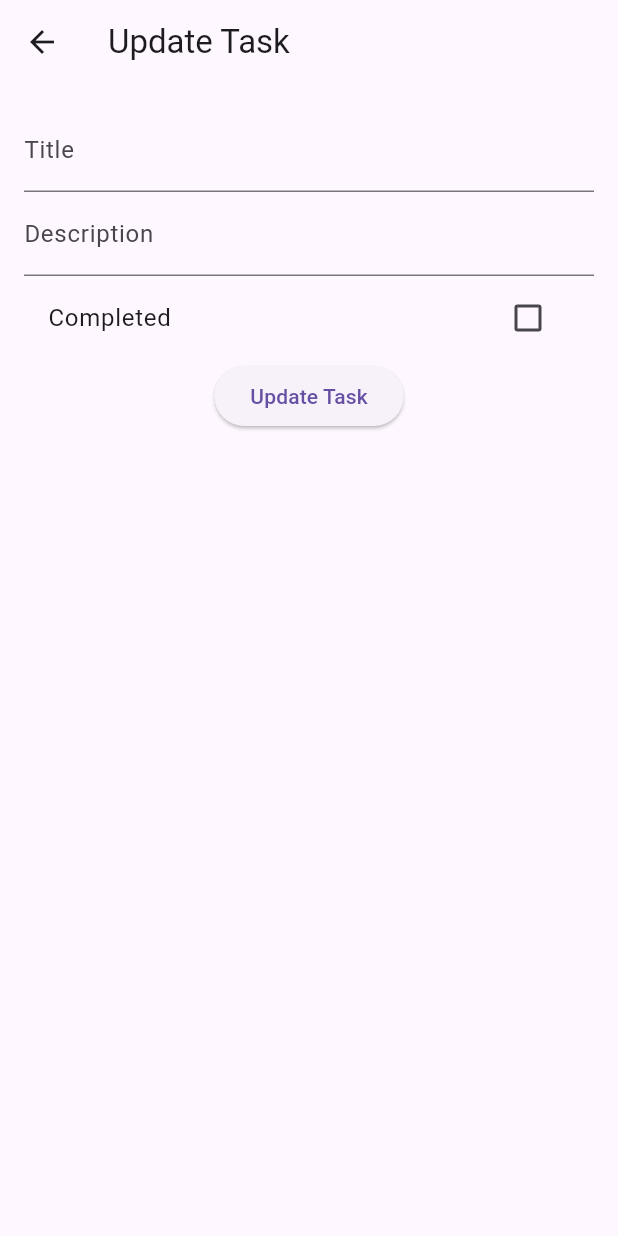
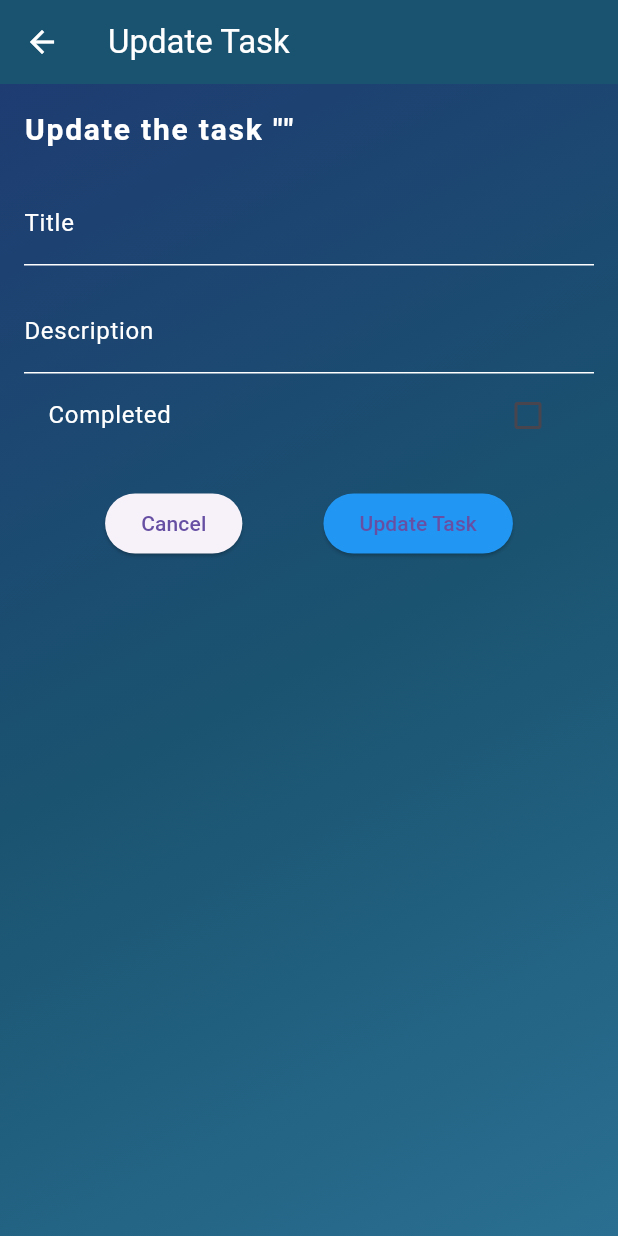
Before and after one commit to Paul-sharon/Flutter-Spring-Integration, a Flutter app: the UpdateTaskScreen screen opened directly with empty values, on a phone screen of 412 x 824 dp. Run offline on Flutter 3.47's test engine with Material 3 defaults, Android fonts, the phone set to English and light mode, and no system bars; network calls fail; Roboto replaces fonts that are missing (Montserrat).

Commit message:
Add & Update Task Gradient color combination Done

```diff
--- a/lib/screens/add_task_screen.dart
+++ b/lib/screens/add_task_screen.dart
@@ -17,8 +17,7 @@ class _AddTaskScreenState extends State<AddTaskScreen> {
   bool isCompleted = false;
 
   void saveTask() {
-    if (titleController.text.isNotEmpty &&
-        descriptionController.text.isNotEmpty) {
+    if (titleController.text.isNotEmpty && descriptionController.text.isNotEmpty) {
       ApiService()
           .addTask(Task(
         title: titleController.text,
@@ -46,9 +45,8 @@ class _AddTaskScreenState extends State<AddTaskScreen> {
             gradient: LinearGradient(
               colors: [
                 Color(0xff008080), // Teal green
-                Color(0xff008080), // Aqua green
+                Color(0xff00998F), // Aqua green
               ],
-
               begin: Alignment.topLeft,
               end: Alignment.bottomRight,
             ),
@@ -71,6 +69,7 @@ class _AddTaskScreenState extends State<AddTaskScreen> {
           child: Column(
             crossAxisAlignment: CrossAxisAlignment.start,
             children: [
+              // Title input field
               TextField(
                 controller: titleController,
                 decoration: InputDecoration(
@@ -86,6 +85,8 @@ class _AddTaskScreenState extends State<AddTaskScreen> {
                 style: TextStyle(color: Colors.white),
               ),
               SizedBox(height: 16),
+
+              // Description input field
               TextField(
                 controller: descriptionController,
                 decoration: InputDecoration(
@@ -101,6 +102,8 @@ class _AddTaskScreenState extends State<AddTaskScreen> {
                 style: TextStyle(color: Colors.white),
               ),
               SizedBox(height: 16),
+
+              // Completed Checkbox
               CheckboxListTile(
                 value: isCompleted,
                 onChanged: (bool? value) {
@@ -116,12 +119,19 @@ class _AddTaskScreenState extends State<AddTaskScreen> {
                 activeColor: Colors.teal,
               ),
               SizedBox(height: 16),
+
+              // Save button
               Center(
                 child: ElevatedButton(
                   onPressed: saveTask,
                   child: Text('Save Task'),
                   style: ElevatedButton.styleFrom(
                     backgroundColor: Colors.white, // Button color
+                    padding: EdgeInsets.symmetric(horizontal: 40, vertical: 15),
+                    textStyle: TextStyle(fontSize: 16, fontWeight: FontWeight.bold),
+                    shape: RoundedRectangleBorder(
+                      borderRadius: BorderRadius.circular(30),
+                    ),
                   ),
                 ),
               ),
--- a/lib/screens/update_task_screen.dart
+++ b/lib/screens/update_task_screen.dart
@@ -43,19 +43,70 @@ class _UpdateTaskScreenState extends State<UpdateTaskScreen> {
   @override
   Widget build(BuildContext context) {
     return Scaffold(
-      appBar: AppBar(title: Text("Update Task")),
-      body: Padding(
-        padding: EdgeInsets.all(16.0),
+      appBar: AppBar(
+        backgroundColor: Color(0xff1A5370),
+        title: Text("Update Task"),
+        foregroundColor: Colors.white, // White title text
+      ),
+      body: Container(
+        decoration: BoxDecoration(
+          gradient: LinearGradient(
+            colors: [
+              Color(0xff1E3C72), // Blue shade 1
+              Color(0xff1A5370), // Intermediary shade (lighter blue)
+              Color(0xff2A6F91), // Dark blue shade 2
+            ],
+            begin: Alignment.topLeft,
+            end: Alignment.bottomRight,
+          ),
+        ),
+        padding: const EdgeInsets.all(16.0),
         child: Column(
+          crossAxisAlignment: CrossAxisAlignment.start,
           children: [
+            Text(
+              'Update the task "${widget.task.title}"', // Corrected here
+              style: TextStyle(
+                fontSize: 20, // Slightly larger font size
+                color: Colors.white, // White text for contrast
+                fontWeight: FontWeight.bold, // Bold text for emphasis
+                fontFamily: 'Montserrat', // Stylish font family
+                letterSpacing: 1.2, // Slight letter spacing for style
+              ),
+            ),
+            SizedBox(height: 20),
             TextField(
               controller: titleController,
-              decoration: InputDecoration(labelText: "Title"),
+              decoration: InputDecoration(
+                labelText: "Title",
+                labelStyle: TextStyle(color: Colors.white), // White label text
+                hintStyle: TextStyle(color: Colors.white),  // White hint text (if you use a hint)
+                focusedBorder: UnderlineInputBorder(
+                  borderSide: BorderSide(color: Colors.white), // White underline when focused
+                ),
+                enabledBorder: UnderlineInputBorder(
+                  borderSide: BorderSide(color: Colors.white), // White underline when not focused
+                ),
+              ),
+              style: TextStyle(color: Colors.white), // White text for input
             ),
+            SizedBox(height: 16),
             TextField(
               controller: descriptionController,
-              decoration: InputDecoration(labelText: "Description"),
+              decoration: InputDecoration(
+                labelText: "Description",
+                labelStyle: TextStyle(color: Colors.white), // White label text
+                hintStyle: TextStyle(color: Colors.white),  // White hint text (if you use a hint)
+                focusedBorder: UnderlineInputBorder(
+                  borderSide: BorderSide(color: Colors.white), // White underline when focused
+                ),
+                enabledBorder: UnderlineInputBorder(
+                  borderSide: BorderSide(color: Colors.white), // White underline when not focused
+                ),
+              ),
+              style: TextStyle(color: Colors.white), // White text for input
             ),
+
             CheckboxListTile(
               value: isCompleted,
               onChanged: (bool? value) {
@@ -63,11 +114,22 @@ class _UpdateTaskScreenState extends State<UpdateTaskScreen> {
                   isCompleted = value!;
                 });
               },
-              title: Text("Completed"),
+              title: Text("Completed", style: TextStyle(color: Colors.white)),
             ),
-            ElevatedButton(
-              onPressed: updateTask,
-              child: Text("Update Task"),
+            SizedBox(height: 20),
+            Row(
+              mainAxisAlignment: MainAxisAlignment.spaceEvenly,
+              children: [
+                ElevatedButton(
+                  onPressed: () => Navigator.pop(context), // Cancel update
+                  child: Text("Cancel"),
+                ),
+                ElevatedButton(
+                  onPressed: updateTask,
+                  style: ElevatedButton.styleFrom(backgroundColor: Colors.blue),
+                  child: Text("Update Task"),
+                ),
+              ],
             ),
           ],
         ),
```
